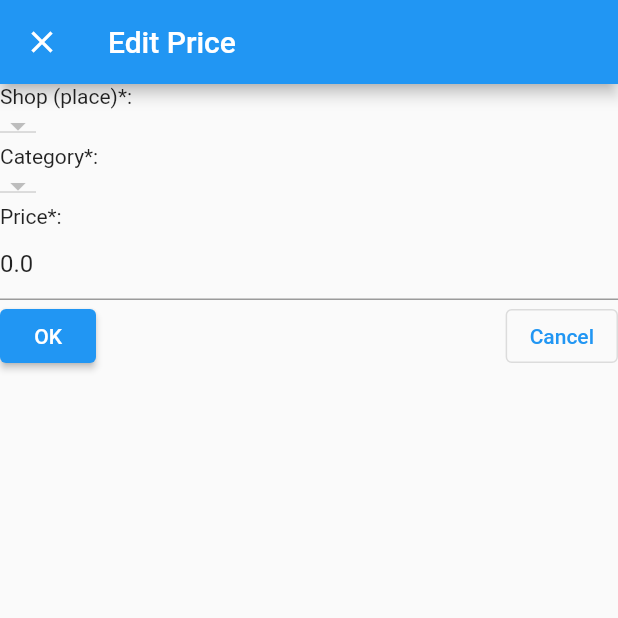
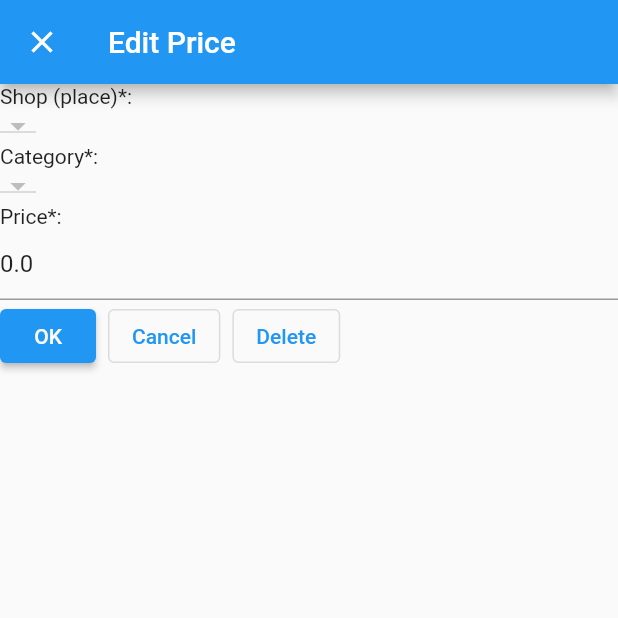
Before and after one commit to vporton/purchases-app, a Flutter app: the PricesEdit screen opened directly with empty values, on a phone screen of 412 x 824 dp, the top half of it. Run offline on Flutter 3.47's test engine with Material 2 defaults, Android fonts, the phone set to English and light mode, and no system bars; our stand-ins replace flutter_dotenv, google_maps_flutter, location, sqflite; missing offline and left inert: dart_numerics, google_maps_webservice, marker_icon; accounts and stored records are empty.

Commit message:
deleting prices

```diff
--- a/lib/prices.dart
+++ b/lib/prices.dart
@@ -174,14 +174,16 @@ class _PricesEditState extends State<PricesEdit> {
           const Text("Price*:"),
           TextField(
             controller: priceTextController,
-            inputFormatters: [FilteringTextInputFormatter.allow(RegExp(r'[0-9]|\.'))],
+            inputFormatters: [
+              FilteringTextInputFormatter.allow(RegExp(r'[0-9]|\.'))
+            ],
             keyboardType: TextInputType.number,
             onChanged: (text) {
               data!.price = double.parse(text); // TODO: Is `!` valid?
             },
           )
         ]),
-        Row(mainAxisAlignment: MainAxisAlignment.spaceBetween, children: [
+        Wrap(spacing: 8, children: [
           ElevatedButton(
             onPressed: () => saveState(context),
             child: const Text('OK'),
@@ -190,6 +192,20 @@ class _PricesEditState extends State<PricesEdit> {
             onPressed: () => Navigator.pop(context, false),
             child: const Text('Cancel'),
           ),
+          ...(data!.placeIndex == null || data!.categoryIndex == null
+              ? []
+              : [
+                  OutlinedButton(
+                    onPressed: () {
+                      // TODO: In principle `widget.db` may be null.
+                      widget.db!.delete('Product',
+                          where: "shop=? AND category=?",
+                          whereArgs: [data!.placeIndex, data!.categoryIndex]);
+                      Navigator.pop(context, false);
+                    },
+                    child: const Text('Delete'),
+                  ),
+                ]),
         ]),
       ]),
     );
@@ -343,6 +359,12 @@ class PlacePricesState extends State<PlacePrices> {
                 arguments: prices![item.index].priceData) // TODO: `!`?
             .then((value) {});
         break;
+      case _PlacePricesMenuOp.delete:
+        var data = prices![item.index].priceData;
+        widget.db!.delete('Product',
+            where: "shop=? AND category=?",
+            whereArgs: [data.placeIndex, data.categoryIndex]).then((value) {});
+        break;
     }
   }
 
```
Also changed, not shown: 1 other file.
